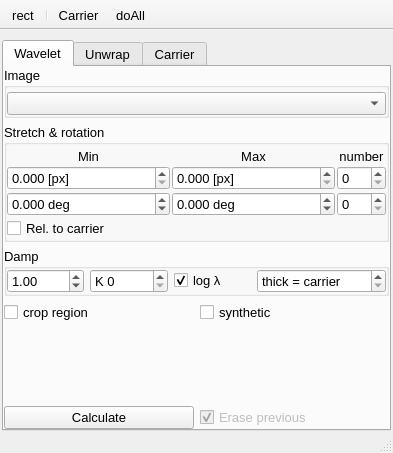
Before: the Qt Designer form plugins/Wavelet/Wavelet.ui in NeutrinoToolkit/Neutrino, drawn with Qt 5.
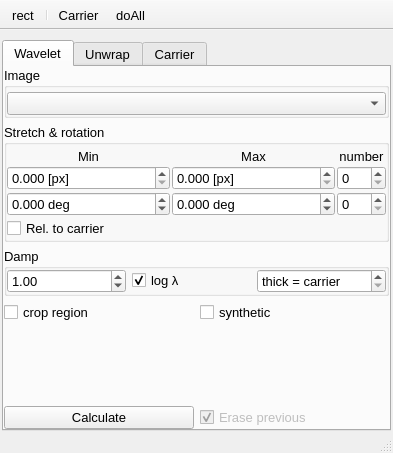
After: the same form once the commit is applied. Icons and pictures are not drawn.

```diff
--- a/plugins/Wavelet/Wavelet.ui
+++ b/plugins/Wavelet/Wavelet.ui
@@ -492,22 +492,6 @@
             </widget>
            </item>
            <item row="0" column="1">
-            <widget class="QSpinBox" name="candidates">
-             <property name="toolTip">
-              <string>Regularization of interfringe and angle: each pixel keeps its K best filters and takes the one nearest to the interfringe and angle maps smoothed over the neighbours (weighted by the contrast). 0: off (the best filter of each pixel)</string>
-             </property>
-             <property name="prefix">
-              <string>K </string>
-             </property>
-             <property name="maximum">
-              <number>99</number>
-             </property>
-             <property name="neutrinoSave" stdset="0">
-              <bool>true</bool>
-             </property>
-            </widget>
-           </item>
-           <item row="0" column="2">
             <widget class="QCheckBox" name="logLambda">
              <property name="toolTip">
               <string>Interfringe values spaced geometrically (the same relative step everywhere: the filter accepts a relative mismatch, about 20% for damp 1), otherwise linearly (a wide range had a coarse step for the dense fringes: lower contrast and phase errors between the values)</string>
```
Left out of the diff: 2 changed lines with no effect on the pictures.
